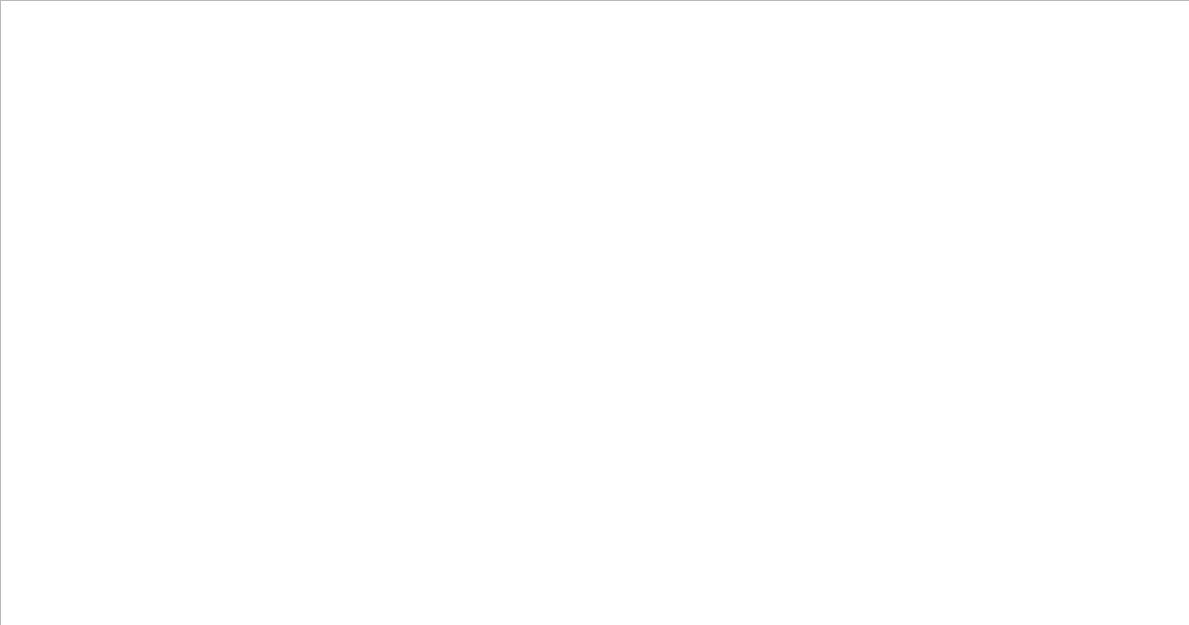
Qt form Cofe/main.ui (LivelyPuer/Ulyanovls-Boyko) before a commit.
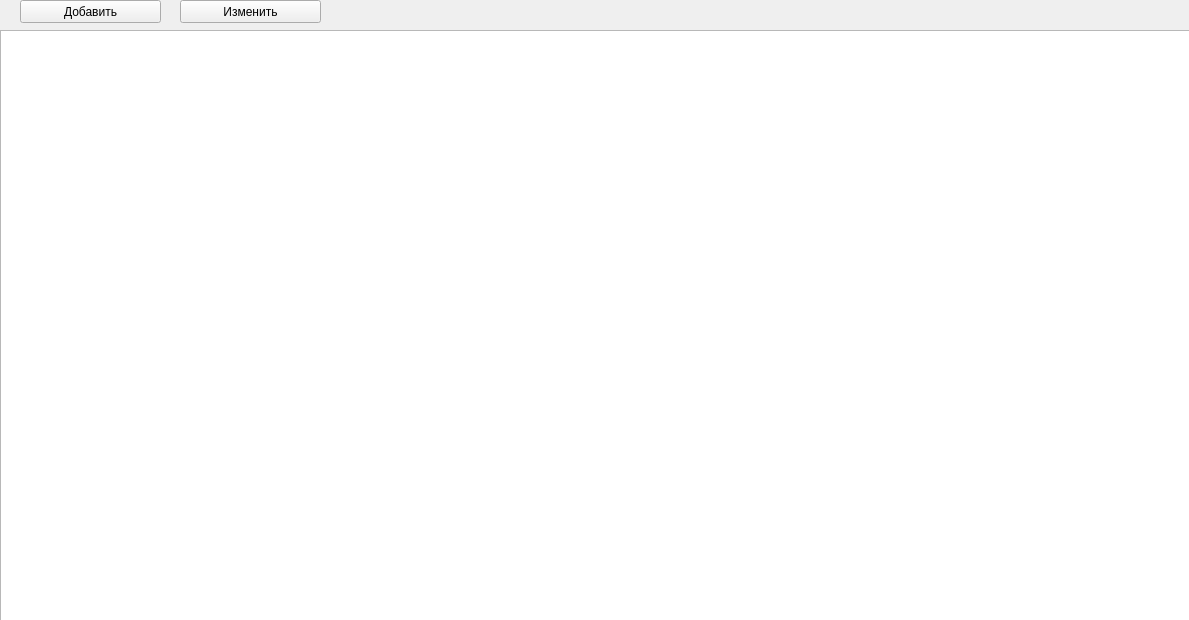
The same form after that commit.

Diff of the .ui file:
```diff
--- a/Cofe/main.ui
+++ b/Cofe/main.ui
@@ -7,7 +7,7 @@
     <x>0</x>
     <y>0</y>
     <width>1189</width>
-    <height>625</height>
+    <height>620</height>
    </rect>
   </property>
   <property name="windowTitle">
@@ -17,12 +17,38 @@
    <property name="geometry">
     <rect>
      <x>0</x>
-     <y>0</y>
+     <y>30</y>
      <width>1191</width>
-     <height>631</height>
+     <height>601</height>
     </rect>
    </property>
   </widget>
+  <widget class="QPushButton" name="edit">
+   <property name="geometry">
+    <rect>
+     <x>180</x>
+     <y>0</y>
+     <width>141</width>
+     <height>23</height>
+    </rect>
+   </property>
+   <property name="text">
+    <string>Изменить</string>
+   </property>
+  </widget>
+  <widget class="QPushButton" name="add">
+   <property name="geometry">
+    <rect>
+     <x>20</x>
+     <y>0</y>
+     <width>141</width>
+     <height>23</height>
+    </rect>
+   </property>
+   <property name="text">
+    <string>Добавить</string>
+   </property>
+  </widget>
  </widget>
  <resources/>
  <connections/>
```
